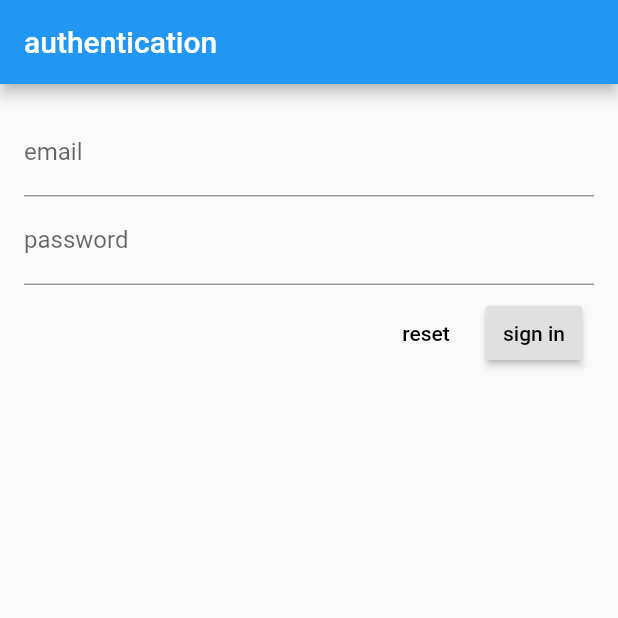
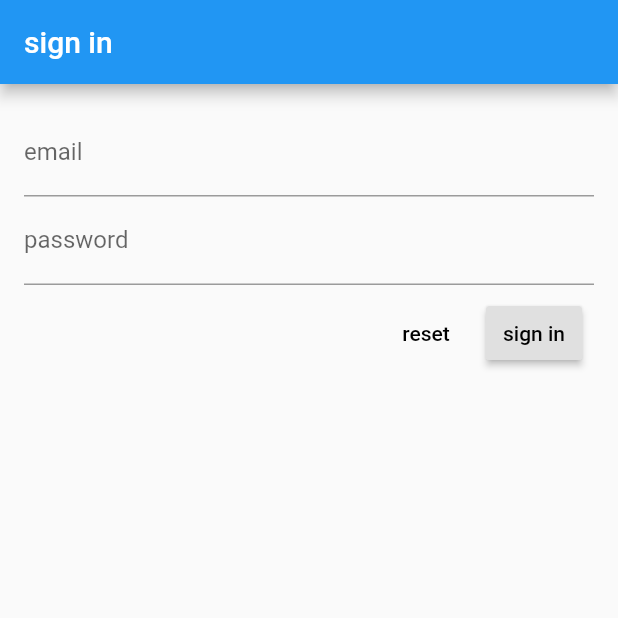
Before and after one commit to mjalbdour/mini_invoicer, a Flutter app: the screen it shows after launch, on a phone screen of 412 x 824 dp, the top half of it. Run offline on Flutter 3.47's test engine with Material 2 defaults, Android fonts, the phone set to English and light mode, and no system bars; our stand-ins replace cloud_firestore, firebase_auth; accounts and stored records are empty.

Commit message:
implement auth provider

```diff
--- a/mini_invoicer_app/lib/main.dart
+++ b/mini_invoicer_app/lib/main.dart
@@ -1,7 +1,7 @@
 import 'package:flutter/material.dart';
-import 'package:mini_invoicer_app/screens/landing_screen.dart';
 import 'package:mini_invoicer_app/screens/route_map.dart';
 import 'package:mini_invoicer_app/services/firebase_auth_service.dart';
+import 'package:mini_invoicer_app/widgets/auth_widget.dart';
 import 'package:provider/provider.dart';
 
 void main() => runApp(MiniInvoicer());
@@ -11,10 +11,10 @@ class MiniInvoicer extends StatelessWidget {
   Widget build(BuildContext context) {
     return Provider<FirebaseAuthService>(
       create: (context) => FirebaseAuthService(),
-      child: MaterialApp(
+      builder: (context, _) => MaterialApp(
         title: "Mini Invoicer",
-        initialRoute: LandingScreen.route,
         routes: routeMap,
+        initialRoute: AuthWidget.route,
       ),
     );
   }
--- a/mini_invoicer_app/lib/screens/auth/sign_in_screen.dart
+++ b/mini_invoicer_app/lib/screens/auth/sign_in_screen.dart
@@ -1,9 +1,10 @@
 import 'package:firebase_auth/firebase_auth.dart';
 import 'package:flutter/material.dart';
+import 'package:mini_invoicer_app/widgets/auth_widget.dart';
 
 class SignInScreen extends StatefulWidget {
-  static const String title = "authentication";
-  static const String route = "/$title";
+  static const String title = "sign in";
+  static const String route = "/${AuthWidget.route}/sign-in";
 
   @override
   _SignInScreenState createState() => _SignInScreenState();
--- a/mini_invoicer_app/lib/screens/landing_screen.dart
+++ /dev/null
@@ -1,19 +0,0 @@
-import 'package:firebase_auth/firebase_auth.dart';
-import 'package:flutter/material.dart';
-import 'package:mini_invoicer_app/screens/auth/sign_in_screen.dart';
-import 'package:mini_invoicer_app/screens/home_screen.dart';
-
-class LandingScreen extends StatelessWidget {
-  static const String route = "/";
-
-  @override
-  Widget build(BuildContext context) {
-    return StreamBuilder<FirebaseUser>(
-      stream: FirebaseAuth.instance.onAuthStateChanged,
-      builder: (context, snapshot) {
-        if (!snapshot.hasData) return SignInScreen();
-        return HomeScreen();
-      },
-    );
-  }
-}
--- a/mini_invoicer_app/lib/screens/route_map.dart
+++ b/mini_invoicer_app/lib/screens/route_map.dart
@@ -3,11 +3,11 @@ import 'package:flutter/widgets.dart';
 import 'package:mini_invoicer_app/screens/auth/sign_in_screen.dart';
 import 'package:mini_invoicer_app/screens/customer/customer_list_screen.dart';
 import 'package:mini_invoicer_app/screens/home_screen.dart';
-import 'package:mini_invoicer_app/screens/landing_screen.dart';
 import 'package:mini_invoicer_app/screens/product/product_list_screen.dart';
+import 'package:mini_invoicer_app/widgets/auth_widget.dart';
 
 Map<String, WidgetBuilder> routeMap = <String, WidgetBuilder>{
-  LandingScreen.route: (context) => LandingScreen(),
+  AuthWidget.route: (context) => AuthWidget(),
   SignInScreen.route: (context) => SignInScreen(),
   HomeScreen.route: (context) => HomeScreen(),
   ProductListScreen.route: (context) => ProductListScreen(),
--- /dev/null
+++ b/mini_invoicer_app/lib/widgets/auth_widget.dart
@@ -0,0 +1,31 @@
+import 'package:flutter/material.dart';
+import 'package:mini_invoicer_app/screens/auth/sign_in_screen.dart';
+import 'package:mini_invoicer_app/screens/home_screen.dart';
+import 'package:mini_invoicer_app/services/firebase_auth_service.dart';
+import 'package:provider/provider.dart';
+
+class AuthWidget extends StatefulWidget {
+  static const String route = "/auth";
+  @override
+  _AuthWidgetState createState() => _AuthWidgetState();
+}
+
+class _AuthWidgetState extends State<AuthWidget> {
+  @override
+  Widget build(BuildContext context) {
+    final auth = Provider.of<FirebaseAuthService>(context, listen: false);
+    return StreamBuilder<User>(
+        stream: auth.onAuthStateChanged,
+        builder: (BuildContext context, AsyncSnapshot<User> userSnapshot) {
+          if (userSnapshot.connectionState == ConnectionState.active) {
+            final user = userSnapshot.data;
+            return user == null ? SignInScreen() : HomeScreen();
+          }
+          return Scaffold(
+            body: Center(
+              child: CircularProgressIndicator(),
+            ),
+          );
+        });
+  }
+}
```
